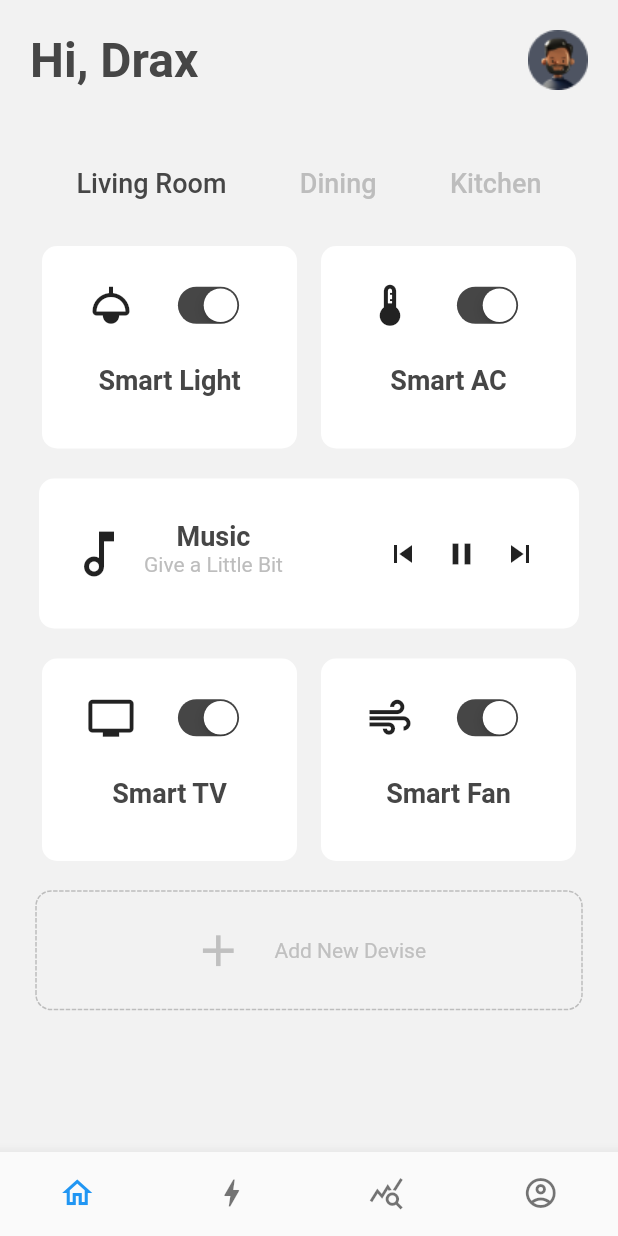
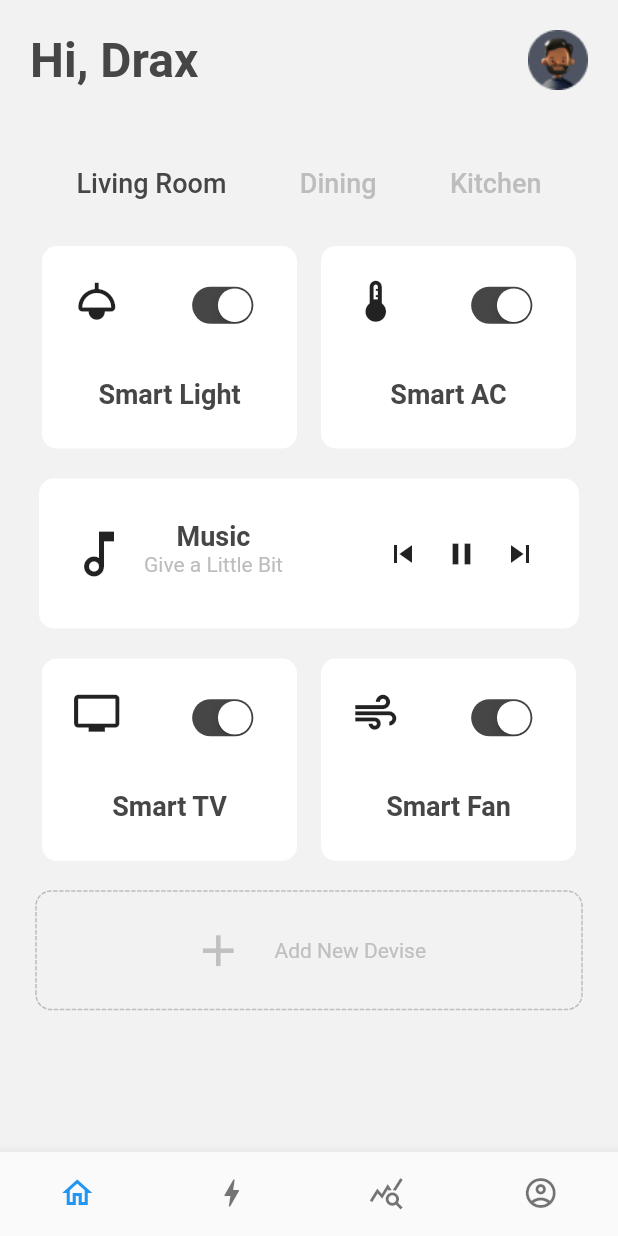
Before and after one commit to 40rty5ive/Smart-Home, a Flutter app: the screen it shows after launch, on a phone screen of 412 x 824 dp. Run offline on Flutter 3.47's test engine with Material 2 defaults, Android fonts, the phone set to English and light mode, and no system bars; drawn by our look-alikes of dotted_border.

```diff
--- a/lib/widgets/home_page/card_widget.dart
+++ b/lib/widgets/home_page/card_widget.dart
@@ -22,9 +22,9 @@ class _CardWidgetState extends State<CardWidget> {
     Navigator.of(context).pushNamed('/homePage/smart_light');
   }
 
+  bool _smartLightChoose = true;
   @override
   Widget build(BuildContext context) {
-    bool _smartLightChoose = true;
     return SizedBox(
       width: 170,
       height: 135,
@@ -38,31 +38,20 @@ class _CardWidgetState extends State<CardWidget> {
             clipBehavior: Clip.hardEdge,
             child: Column(
               children: [
-                Padding(
+                Container(
                   padding: const EdgeInsets.all(20),
                   child: Row(
                     mainAxisSize: MainAxisSize.max,
-                    mainAxisAlignment: MainAxisAlignment.spaceAround,
+                    crossAxisAlignment: CrossAxisAlignment.start,
                     children: [
                       Icon(
                         widget.ico,
                         size: 33,
                       ),
-                      Transform.scale(
-                        scale: 0.8,
-                        child: CupertinoSwitch(
-                          onChanged: (bool value) {
-                            setState(() {
-                              _smartLightChoose = value;
-                            });
-                          },
-                          value: _smartLightChoose,
-                          activeColor: AppColors.mainGray,
-                        ),
-                      ),
                     ],
                   ),
                 ),
+                const SizedBox(height: 15),
                 Text(
                   widget.text,
                   style: const TextStyle(
@@ -81,6 +70,24 @@ class _CardWidgetState extends State<CardWidget> {
               onTap: () => _onCardTap(),
             ),
           ),
+          Container(
+            alignment: Alignment.topRight,
+            padding: const EdgeInsets.all(20),
+            child: Transform.scale(
+              scale: 0.8,
+              child: CupertinoSwitch(
+                value: _smartLightChoose,
+                onChanged: (bool value) {
+                  setState(
+                    () {
+                      _smartLightChoose = value;
+                    },
+                  );
+                },
+                activeColor: AppColors.mainGray,
+              ),
+            ),
+          ),
         ],
       ),
     );
```
